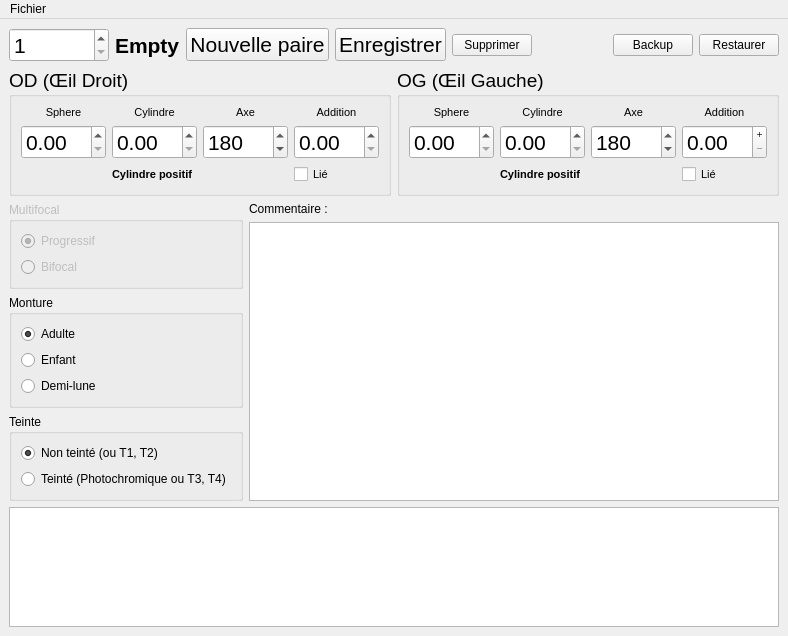
Qt form inventory.ui (Oripy/Oryx) before a commit.
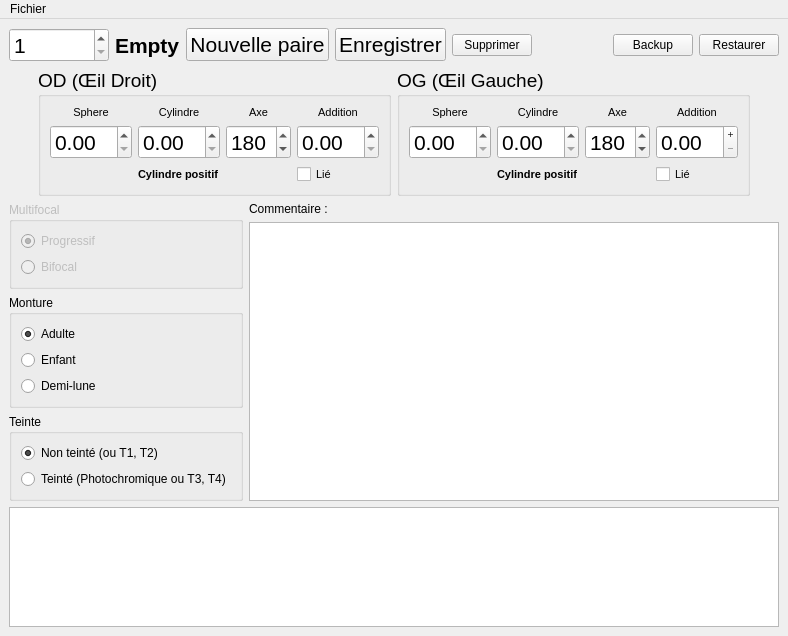
The same form after that commit. Icons and pictures are not drawn. Custom widgets are drawn as their Qt base class.

```diff
--- a/inventory.ui
+++ b/inventory.ui
@@ -134,6 +134,19 @@
       </item>
       <item>
        <layout class="QHBoxLayout" name="eyesLayout">
+        <item>
+         <spacer name="horizontalSpacer_2">
+          <property name="orientation">
+           <enum>Qt::Horizontal</enum>
+          </property>
+          <property name="sizeHint" stdset="0">
+           <size>
+            <width>40</width>
+            <height>20</height>
+           </size>
+          </property>
+         </spacer>
+        </item>
         <item>
          <widget class="QGroupBox" name="rightEyeGroupBox">
           <property name="font">
@@ -459,6 +472,19 @@
           </layout>
          </widget>
         </item>
+        <item>
+         <spacer name="horizontalSpacer_3">
+          <property name="orientation">
+           <enum>Qt::Horizontal</enum>
+          </property>
+          <property name="sizeHint" stdset="0">
+           <size>
+            <width>40</width>
+            <height>20</height>
+           </size>
+          </property>
+         </spacer>
+        </item>
        </layout>
       </item>
       <item>
```
Left out of the diff: 4 changed lines with no effect on the pictures.
